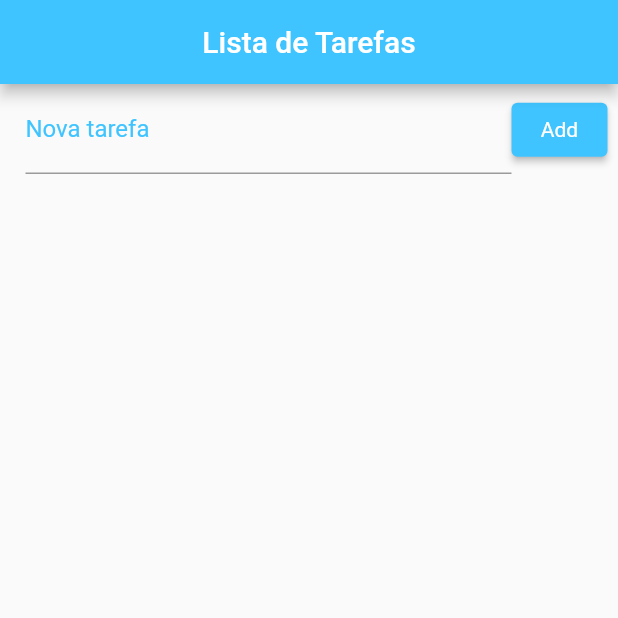
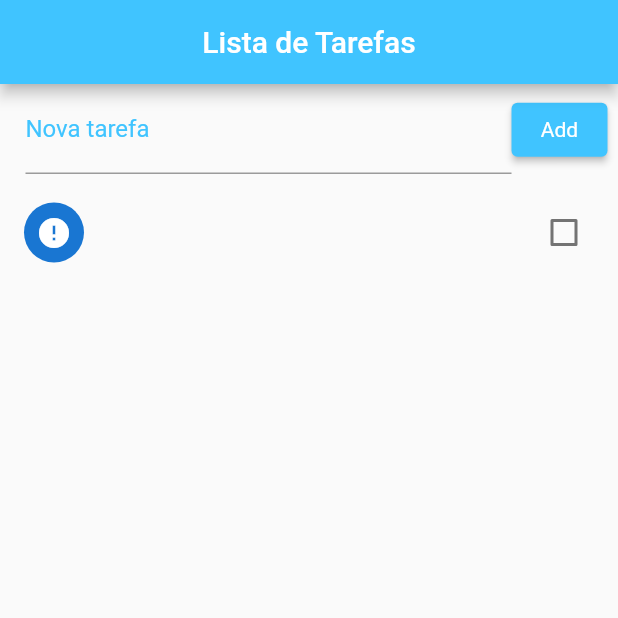
Before and after one commit to Marvingms7/app_lista_de_tarefas, a Flutter app: the screen it shows after launch, after a tap on "Add", on a phone screen of 412 x 824 dp, the top half of it. Run offline on Flutter 3.47's test engine with Material 2 defaults, Android fonts, the phone set to English and light mode, and no system bars.

Commit message:
Update main.dart

```diff
--- a/lib/main.dart
+++ b/lib/main.dart
@@ -18,7 +18,18 @@ class Home extends StatefulWidget {
 }
 
 class _HomeState extends State<Home> {
-  List _toDoList = [];
+  final _toDoControlador = TextEditingController();
+  final List _toDoList = [];
+  void _addToDo() {
+    setState(() {
+      Map<String, dynamic> novoToDo = {};
+      novoToDo['title'] = _toDoControlador.text;
+      _toDoControlador.text = '';
+      novoToDo['ok'] = false;
+      _toDoList.add(novoToDo);
+    });
+  }
+
   @override
   Widget build(BuildContext context) {
     return Scaffold(
@@ -34,9 +45,10 @@ class _HomeState extends State<Home> {
             child: Row(
               // ignore: prefer_const_literals_to_create_immutables
               children: [
-                const Expanded(
+                Expanded(
                   child: TextField(
-                    decoration: InputDecoration(
+                    controller: _toDoControlador,
+                    decoration: const InputDecoration(
                         labelText: "Nova tarefa",
                         labelStyle: TextStyle(color: Colors.lightBlueAccent)),
                   ),
@@ -45,12 +57,30 @@ class _HomeState extends State<Home> {
                   style: ElevatedButton.styleFrom(
                       backgroundColor: Colors.lightBlueAccent,
                       textStyle: const TextStyle(color: Colors.white)),
-                  onPressed: () {},
+                  onPressed: _addToDo,
                   child: const Text("Add"),
                 )
               ],
             ),
-          )
+          ),
+          Expanded(
+            child: ListView.builder(
+                padding: const EdgeInsets.only(top: 10.0),
+                itemCount: _toDoList.length,
+                itemBuilder: (context, index) {
+                  return CheckboxListTile(
+                    title: Text(
+                      _toDoList[index]['title'],
+                    ),
+                    value: _toDoList[index]['ok'],
+                    secondary: CircleAvatar(
+                      child: Icon(
+                          _toDoList[index]['ok'] ? Icons.check : Icons.error),
+                    ),
+                    onChanged: (bool? value) {},
+                  );
+                }),
+          ),
         ],
       ),
     );
```
